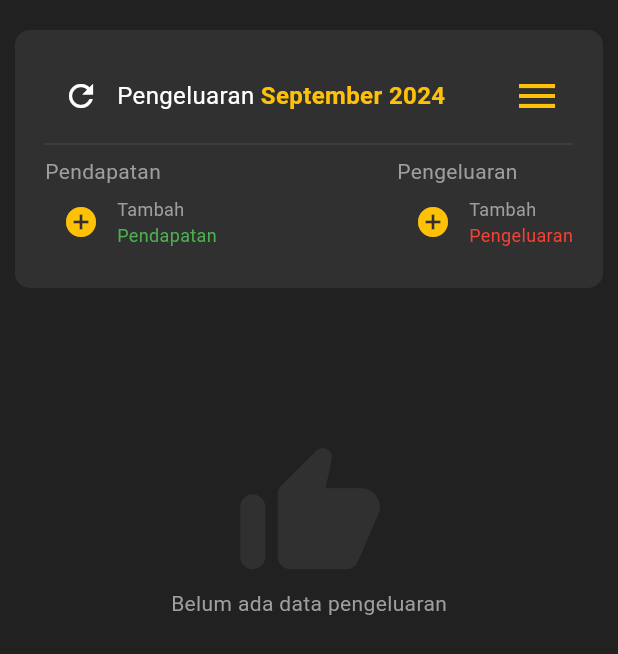
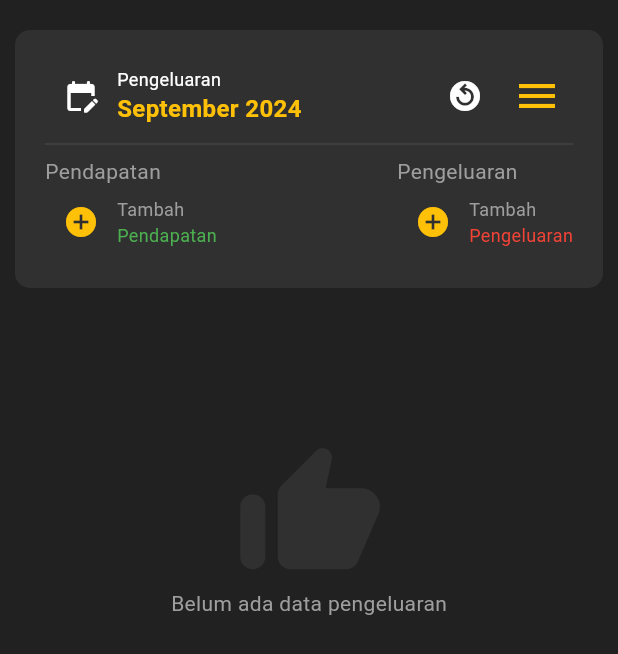
Before and after one commit to IvanRifki/pengeluaran, a Flutter app: the screen it shows after launch, on a phone screen of 412 x 824 dp. Shown: the top 654 px of the screen. Run offline on Flutter 3.47's test engine with Material 3 defaults, Android fonts, the light colour scheme and no system bars; our stand-ins replace flutter_keyboard_visibility, sqflite_common_ffi, syncfusion_flutter_charts; accounts and stored records are empty.

Commit message:
update function, daftarpengeluaran, dashboard

```diff
--- a/lib/pages/dashboard/dashboard.dart
+++ b/lib/pages/dashboard/dashboard.dart
@@ -640,6 +640,7 @@ class _DashboardState extends State<Dashboard> {
   void refreshPage() {
     setState(() {
       getPendapatan();
+      getPengeluaran();
     });
   }
 
@@ -674,25 +675,20 @@ class _DashboardState extends State<Dashboard> {
                             Row(
                               children: [
                                 IconButton(
-                                    onPressed: () {
-                                      setState(() {
-                                        Navigator.of(context).push(
-                                          MaterialPageRoute(
-                                            builder: (context) =>
-                                                const Dashboard(),
-                                          ),
-                                        );
-                                      });
-                                    },
+                                    onPressed: () {},
                                     icon: Icon(
-                                      Icons.refresh,
+                                      Icons.edit_calendar_rounded,
                                       color: Colors.white,
                                     )),
-                                Text(
-                                  'Pengeluaran ',
+                                Column(
+                                  mainAxisSize: MainAxisSize.min,
+                                  crossAxisAlignment: CrossAxisAlignment.start,
+                                  children: [
+                                    const Text('Pengeluaran ',
                                         style: TextStyle(
-                                      color: Colors.white, fontSize: 16),
-                                ),
+                                            color: Colors.white, fontSize: 12)),
+                                    Row(
+                                      children: [
                                         Text(
                                           '${(DateFormat('MMMM yyyy').format(DateTime.now()))}',
                                           style: TextStyle(
@@ -702,13 +698,29 @@ class _DashboardState extends State<Dashboard> {
                                         ),
                                       ],
                                     ),
+                                    // SizedBox(width: defaultPadding / 2),
+                                  ],
+                                ),
+                              ],
+                            ),
+                            Row(
+                              children: [
+                                IconButton(
+                                    onPressed: () {
+                                      refreshPage();
+                                    },
+                                    icon: const Icon(
+                                      Icons.replay_circle_filled_outlined,
+                                      color: Colors.white,
+                                    )),
                                 IconButton(
                                   onPressed: () {
                                     showDialog(
                                         context: context,
                                         builder: (BuildContext context) {
                                           return AlertDialog(
-                                        contentPadding: const EdgeInsets.all(
+                                            contentPadding:
+                                                const EdgeInsets.all(
                                                     defaultPadding / 2),
                                             backgroundColor: Colors.grey[900],
                                             shape: RoundedRectangleBorder(
@@ -757,7 +769,8 @@ class _DashboardState extends State<Dashboard> {
                                                       style: TextStyle(
                                                           color: Colors.white),
                                                     ),
-                                                icon: Icon(Icons.home_rounded,
+                                                    icon: Icon(
+                                                        Icons.home_rounded,
                                                         color: Colors.white)),
                                                 TextButton.icon(
                                                   onPressed: () {
@@ -786,15 +799,19 @@ class _DashboardState extends State<Dashboard> {
                                                 ),
                                                 TextButton.icon(
                                                     onPressed: () {
-                                                  Navigator.of(context).pop();
+                                                      Navigator.of(context)
+                                                          .pop();
                                                     },
                                                     label: Text(
                                                       'Menu Mendatang',
                                                       style: TextStyle(
-                                                      color: Colors.grey[700]),
+                                                          color:
+                                                              Colors.grey[700]),
                                                     ),
-                                                icon: Icon(Icons.commit_rounded,
-                                                    color: Colors.grey[700])),
+                                                    icon: Icon(
+                                                        Icons.commit_rounded,
+                                                        color:
+                                                            Colors.grey[700])),
                                               ],
                                             ),
                                           );
@@ -805,6 +822,8 @@ class _DashboardState extends State<Dashboard> {
                                     size: 32,
                                     color: Colors.amber,
                                   ),
+                                ),
+                              ],
                             )
                           ],
                         ),
```
Also changed, not shown: lib/function/functions.dart (+29 -0 lines), lib/pages/daftarpengeluaran/daftarpengeluaran.dart (+65 -77 lines). Lines whose indentation alone changed are shown as unchanged.
